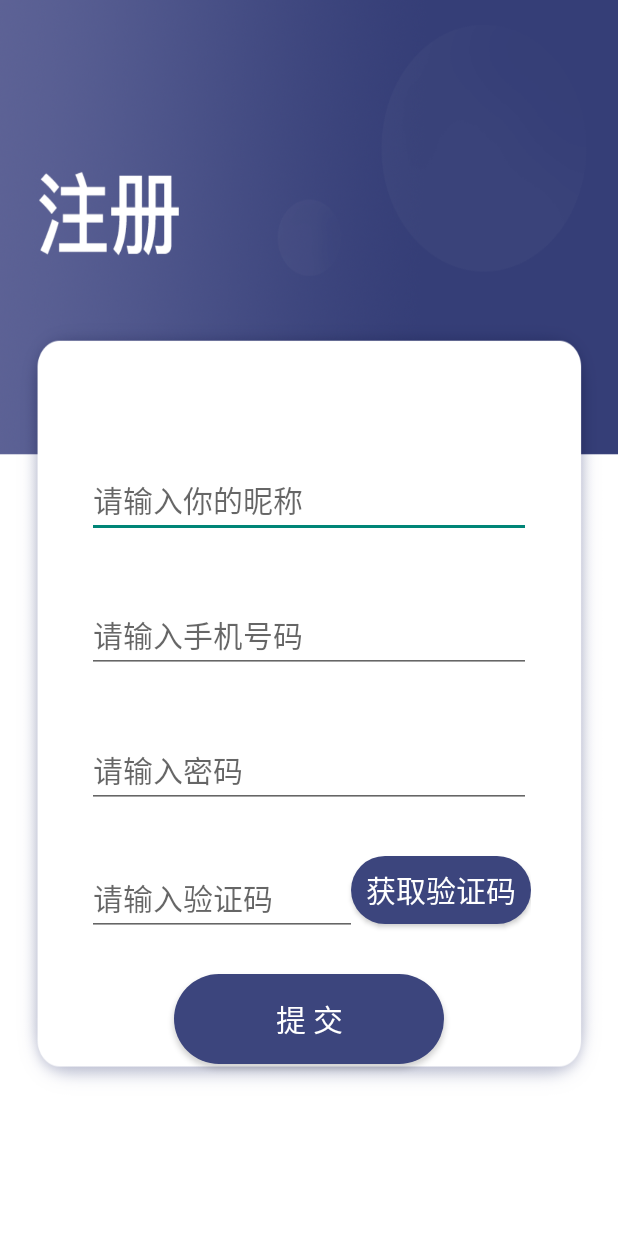
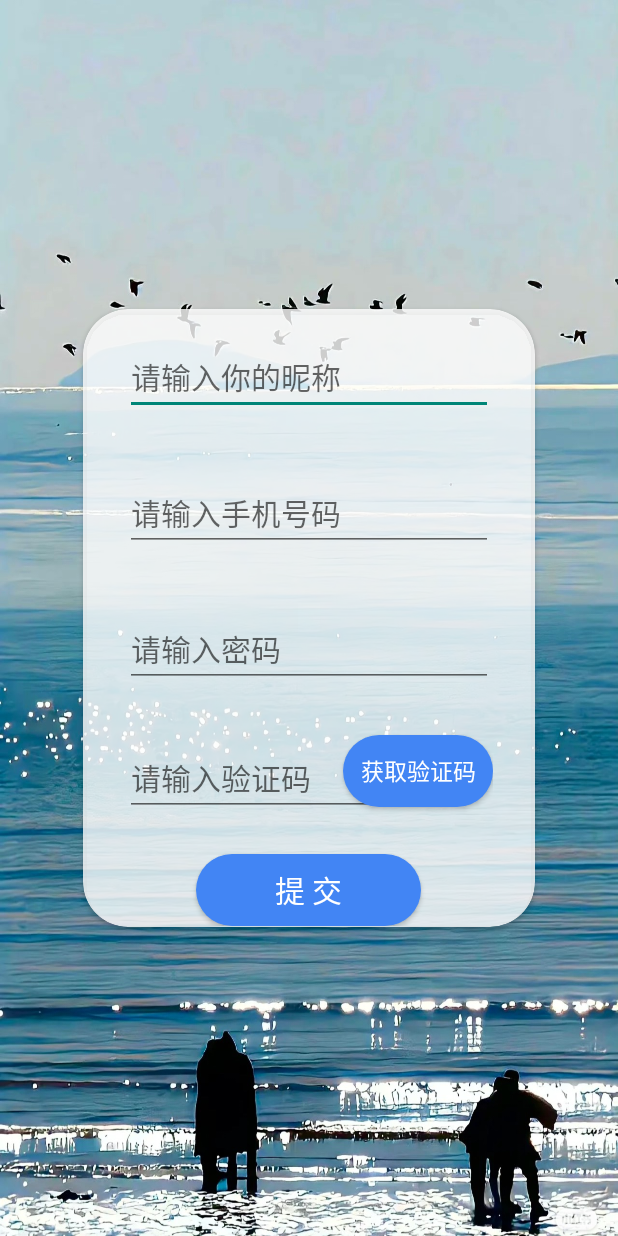
Before and after one commit to ZhangCWei/QuestionBoxFront, an Android app: the screen it shows after launch (RegisterActivity), after a tap on "注 册", on a phone screen of 412 x 824 dp. Run offline under Robolectric (Android 15) with nearby library versions, the phone set to English and light mode, and no system bars; libraries missing offline, so code that uses them is left out: cn.smssdk, com.mob; 3 statements that could not run were skipped.

Commit message:
Update 1221

```diff
--- a/app/src/main/java/com/example/myapplication/view/MainActivity.java
+++ b/app/src/main/java/com/example/myapplication/view/MainActivity.java
@@ -1,7 +1,12 @@
 package com.example.myapplication.view;
+
+import android.annotation.SuppressLint;
+import android.os.Build;
 
 import androidx.annotation.NonNull;
 import androidx.appcompat.app.AppCompatActivity;
+import androidx.cardview.widget.CardView;
+
 import android.content.Intent;
 import android.os.Bundle;
 import android.os.Looper;
@@ -10,7 +15,6 @@ import android.view.View;
 import android.widget.Button;
 import android.widget.EditText;
 import android.widget.LinearLayout;
-import android.widget.TextView;
 import android.widget.Toast;
 
 import com.example.myapplication.R;
@@ -34,7 +38,7 @@ public class MainActivity extends AppCompatActivity implements View.OnClickListe
     protected void onCreate(Bundle savedInstanceState) {
         super.onCreate(savedInstanceState);
         setContentView(R.layout.activity_main);
-        init();
+        initView();
     }
 
     protected void onResume() {
@@ -44,21 +48,29 @@ public class MainActivity extends AppCompatActivity implements View.OnClickListe
         Username.setText("");
     }
 
-    private void init() {
+    @SuppressLint("ObsoleteSdkInt")
+    private void initView() {
         // 设置背景图片
         getWindow().setBackgroundDrawableResource(R.drawable.loginbg);
+
+        // 设置状态栏透明
+        if (Build.VERSION.SDK_INT >= Build.VERSION_CODES.LOLLIPOP) {
+            getWindow().getDecorView().setSystemUiVisibility(
+                    View.SYSTEM_UI_FLAG_LAYOUT_STABLE | View.SYSTEM_UI_FLAG_LAYOUT_FULLSCREEN);
+            getWindow().setStatusBarColor(android.graphics.Color.TRANSPARENT);
+        }
 
         // 获取屏幕高度
         DisplayMetrics displayMetrics = new DisplayMetrics();
         getWindowManager().getDefaultDisplay().getMetrics(displayMetrics);
         int screenHeight = displayMetrics.heightPixels;
 
-        // 设置 TextView 的高度
-        int marginTop = 3 * screenHeight / 8;
-        TextView textView = findViewById(R.id.tv_1);
-        LinearLayout.LayoutParams params = (LinearLayout.LayoutParams) textView.getLayoutParams();
-        params.topMargin = marginTop;
-        textView.setLayoutParams(params);
+        // 设置 CardView 的高度
+        CardView cardView = findViewById(R.id.card_view);
+        LinearLayout.LayoutParams params = (LinearLayout.LayoutParams) cardView.getLayoutParams();
+        params.height = screenHeight / 2;
+        params.topMargin = screenHeight / 4;
+        cardView.setLayoutParams(params);
 
         //登录按钮
         Button btnLogin = findViewById(R.id.bt_login);
--- a/app/src/main/java/com/example/myapplication/view/RegisterActivity.java
+++ b/app/src/main/java/com/example/myapplication/view/RegisterActivity.java
@@ -3,9 +3,11 @@ package com.example.myapplication.view;
 import androidx.annotation.NonNull;
 import androidx.appcompat.app.AppCompatActivity;
 import androidx.appcompat.app.AlertDialog;
+import androidx.cardview.widget.CardView;
 
 import android.annotation.SuppressLint;
 import android.content.Intent;
+import android.os.Build;
 import android.text.TextUtils;
 import android.os.Bundle;
 import android.os.Handler;
@@ -13,6 +15,7 @@ import android.os.Looper;
 import android.os.Message;
 
 import android.util.DisplayMetrics;
+import android.view.View;
 import android.widget.Button;
 import android.widget.EditText;
 import android.widget.LinearLayout;
@@ -140,14 +143,29 @@ public class RegisterActivity extends AppCompatActivity {
         }
     };
 
+    @SuppressLint("ObsoleteSdkInt")
     private void initView() {
         // 设置背景图像资源
         getWindow().setBackgroundDrawableResource(R.drawable.registerbg);
+
+        // 设置状态栏透明
+        if (Build.VERSION.SDK_INT >= Build.VERSION_CODES.LOLLIPOP) {
+            getWindow().getDecorView().setSystemUiVisibility(
+                    View.SYSTEM_UI_FLAG_LAYOUT_STABLE | View.SYSTEM_UI_FLAG_LAYOUT_FULLSCREEN);
+            getWindow().setStatusBarColor(android.graphics.Color.TRANSPARENT);
+        }
 
         // 获取屏幕高度
         DisplayMetrics displayMetrics = new DisplayMetrics();
         getWindowManager().getDefaultDisplay().getMetrics(displayMetrics);
         int screenHeight = displayMetrics.heightPixels;
+
+        // 设置 CardView 的高度
+        CardView cardView = findViewById(R.id.r_card_view);
+        LinearLayout.LayoutParams params = (LinearLayout.LayoutParams) cardView.getLayoutParams();
+        params.height = screenHeight / 2;
+        params.topMargin = screenHeight / 4;
+        cardView.setLayoutParams(params);
 
         // 获取 View
         inputName = findViewById(R.id.name);
@@ -156,12 +174,6 @@ public class RegisterActivity extends AppCompatActivity {
         inputPassword = findViewById(R.id.password);
         get_code = findViewById(R.id.get_code);
         commit = findViewById(R.id.commit);
-
-        // 设置 EditText 的 layout_marginTop 属性
-        int marginTop = 3 * screenHeight / 8;
-        LinearLayout.LayoutParams params = (LinearLayout.LayoutParams) inputName.getLayoutParams();
-        params.topMargin = marginTop;
-        inputName.setLayoutParams(params);
 
         // 为 get_code 按钮设置事件监听器, 当用户点击按钮时, 执行代码
         get_code.setOnClickListener(view -> {
--- a/app/src/main/java/com/example/myapplication/view/TotalActivity.java
+++ b/app/src/main/java/com/example/myapplication/view/TotalActivity.java
@@ -16,6 +16,7 @@ import android.graphics.Bitmap;
 import android.graphics.BitmapFactory;
 import android.graphics.Color;
 import android.net.Uri;
+import android.os.Build;
 import android.os.Bundle;
 import android.view.View;
 import android.view.Window;
--- a/app/src/main/res/drawable/button_bg.xml
+++ b/app/src/main/res/drawable/button_bg.xml
@@ -1,4 +1,4 @@
 <shape xmlns:android="http://schemas.android.com/apk/res/android">
     <corners android:radius="50dp" />
-    <solid android:color="#3c457d" />
+    <solid android:color="#4285f4" />
 </shape>
--- a/app/src/main/res/layout/activity_main.xml
+++ b/app/src/main/res/layout/activity_main.xml
@@ -8,6 +8,19 @@
     android:windowSoftInputMode="adjustResize|stateHidden"
     tools:context=".view.MainActivity">
 
+    <androidx.cardview.widget.CardView
+        android:id="@+id/card_view"
+        android:layout_width="match_parent"
+        android:layout_height="wrap_content"
+        android:layout_margin="55dp"
+        app:cardCornerRadius="30dp"
+        app:cardBackgroundColor="#CCFFFFFF">
+
+        <LinearLayout
+            android:layout_width="match_parent"
+            android:layout_height="wrap_content"
+            android:orientation="vertical">
+
             <TextView
                 android:id="@+id/tv_1"
                 android:layout_width="match_parent"
@@ -16,6 +29,7 @@
                 android:text="@string/welcome"
                 android:textColor="#000000"
                 android:textSize="30sp"
+                android:textStyle="bold"
                 />
 
             <EditText
@@ -65,7 +79,9 @@
                     android:textColor="@color/white"
                     android:background="@drawable/button_bg"
                     android:layout_marginTop="0dp"
+                    android:textSize="15sp"
                     android:layout_gravity="center"
+                    android:textStyle="bold"
                     />
 
                 <Button
@@ -78,9 +94,15 @@
                     android:textColor="@color/white"
                     android:background="@drawable/button_bg"
                     android:layout_marginTop="15dp"
+                    android:textSize="15sp"
                     android:layout_gravity="center"
+                    android:textStyle="bold"
                     />
 
             </LinearLayout>
 
         </LinearLayout>
+
+    </androidx.cardview.widget.CardView>
+
+</LinearLayout>
--- a/app/src/main/res/layout/activity_register.xml
+++ b/app/src/main/res/layout/activity_register.xml
@@ -5,16 +5,29 @@
     android:layout_width="match_parent"
     android:layout_height="match_parent"
     android:orientation="vertical"
-    android:gravity="center_horizontal"
     android:windowSoftInputMode="adjustResize|stateHidden"
     tools:context=".view.RegisterActivity">
 
+    <androidx.cardview.widget.CardView
+        android:id="@+id/r_card_view"
+        android:layout_width="match_parent"
+        android:layout_height="wrap_content"
+        android:layout_margin="55dp"
+        app:cardCornerRadius="30dp"
+        app:cardBackgroundColor="#CCFFFFFF">
+
+        <LinearLayout
+            android:layout_width="match_parent"
+            android:layout_height="wrap_content"
+            android:orientation="vertical">
+
             <EditText
                 android:layout_width="match_parent"
-            android:layout_height="50dp"
+                android:layout_height="wrap_content"
                 android:id="@+id/name"
-            android:layout_marginRight="58dp"
-            android:layout_marginLeft="58dp"
+                android:layout_marginTop="20dp"
+                android:layout_marginRight="28dp"
+                android:layout_marginLeft="28dp"
                 android:autofillHints="autofillHintText"
                 android:inputType="text"
                 android:textSize="20sp"
@@ -23,10 +36,10 @@
 
             <EditText
                 android:layout_width="match_parent"
-            android:layout_height="50dp"
+                android:layout_height="wrap_content"
                 android:id="@+id/phone"
-            android:layout_marginRight="58dp"
-            android:layout_marginLeft="58dp"
+                android:layout_marginRight="28dp"
+                android:layout_marginLeft="28dp"
                 android:layout_marginTop="40dp"
                 android:inputType="phone"
                 android:autofillHints="autofillHintText"
@@ -37,10 +50,10 @@
             <EditText
                 android:id="@+id/password"
                 android:layout_width="match_parent"
-            android:layout_height="50dp"
-            android:layout_marginLeft="58dp"
+                android:layout_height="wrap_content"
+                android:layout_marginLeft="28dp"
                 android:layout_marginTop="40dp"
-            android:layout_marginRight="58dp"
+                android:layout_marginRight="28dp"
                 android:autofillHints="autofillHintText"
                 android:inputType="textPassword"
                 android:textSize="20sp"
@@ -50,14 +63,14 @@
             <RelativeLayout
                 android:layout_width="match_parent"
                 android:layout_height="wrap_content"
-            android:layout_marginLeft="58dp"
-            android:layout_marginRight="58dp"
+                android:layout_marginLeft="28dp"
+                android:layout_marginRight="28dp"
                 android:layout_marginTop="30dp">
 
                 <EditText
                     android:id="@+id/code"
                     android:layout_width="180dp"
-                android:layout_height="50dp"
+                    android:layout_height="wrap_content"
                     android:layout_alignParentStart="true"
                     android:layout_marginTop="5dp"
                     android:autofillHints="autofillHintText"
@@ -67,20 +80,19 @@
 
                 <Button
                     android:id="@+id/get_code"
-                android:layout_width="120dp"
-                android:layout_height="45dp"
+                    android:layout_width="100dp"
+                    android:layout_height="wrap_content"
                     android:layout_marginTop="2dp"
                     android:layout_alignParentEnd="true"
                     android:text="@string/acquireValidCode"
-                android:textSize="20sp"
+                    android:textSize="15sp"
                     android:background="@drawable/button_bg"
                     android:textColor="@color/white" />
             </RelativeLayout>
 
-
             <Button
-            android:layout_width="180dp"
-            android:layout_height="60dp"
+                android:layout_width="150dp"
+                android:layout_height="wrap_content"
                 android:id="@+id/commit"
                 android:text="@string/submitText"
                 android:textSize="20sp"
@@ -89,4 +101,7 @@
                 android:background="@drawable/button_bg"
                 android:layout_marginTop="25dp">
             </Button>
+
         </LinearLayout>
+    </androidx.cardview.widget.CardView>
+</LinearLayout>
```
Also changed, not shown: app/src/main/res/drawable/loginbg.jpg (added), app/src/main/res/drawable/loginbg.png (deleted), app/src/main/res/drawable/registerbg.jpg (added), app/src/main/res/drawable/registerbg.png (deleted). Lines whose indentation alone changed are shown as unchanged.
